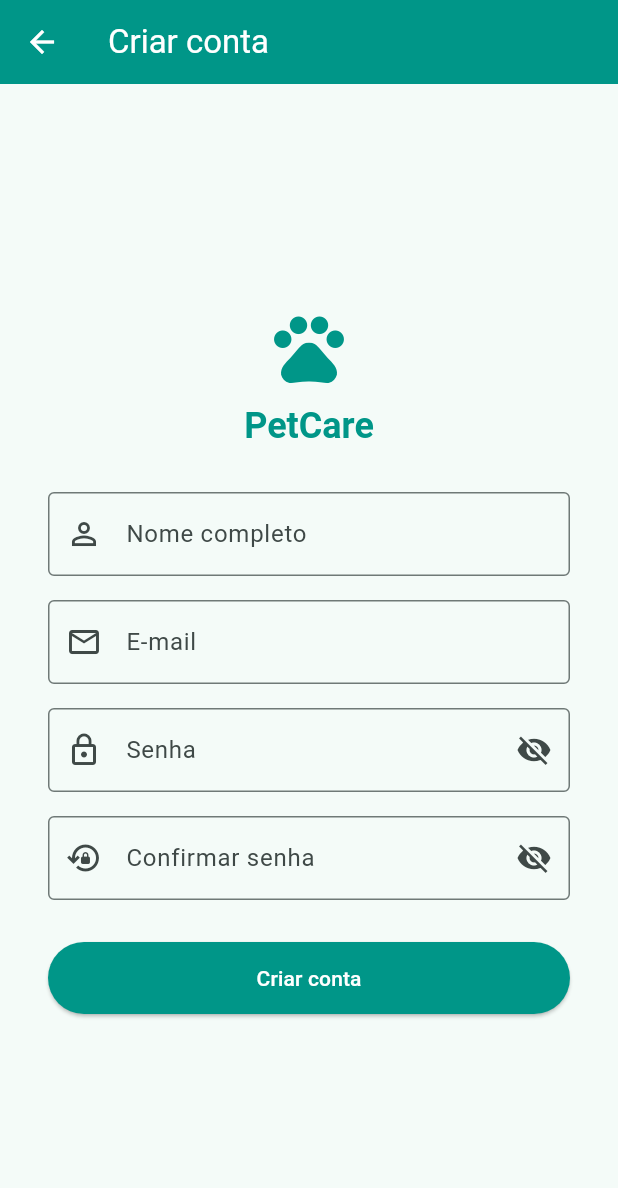
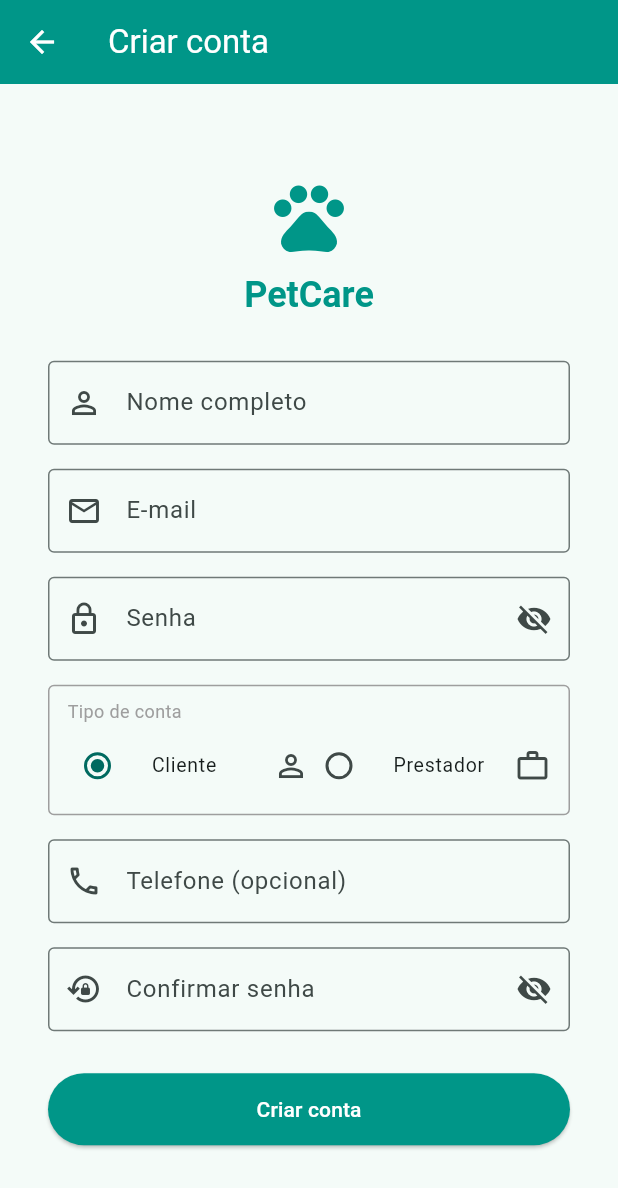
Before and after one commit to GGGRANDO/ADS_GustavoGasparinGrando_PetCare, a Flutter app: the screen it shows after launch, after a tap on "Entrar", after a tap on "Cadastrar-se", on a phone screen of 412 x 824 dp. Shown: the top 1188 px of the screen. Run offline on Flutter 3.47's test engine with Material 3 defaults, Android fonts, the phone set to English and light mode, and no system bars; our stand-ins replace shared_preferences; network calls fail.

Commit message:
Fix: Register ajusted

```diff
--- a/App/lib/main.dart
+++ b/App/lib/main.dart
@@ -9,6 +9,7 @@ import 'screens/home_screen.dart';
 import 'screens/clientes/clientes_screen.dart';
 import 'screens/profissionais/profissionais_screen.dart';
 import 'screens/servicos/servicos_screen.dart';
+import 'screens/profissionais/profissionais_catalogo_screen.dart';
 import 'screens/agendamentos/agendamentos_screen.dart';
 
 void main() {
@@ -42,6 +43,7 @@ class PetCareApp extends StatelessWidget {
         '/profissionais': (_) => const ProfissionaisScreen(),
         '/servicos': (_) => const ServicosScreen(),
         '/agendamentos': (_) => const AgendamentosScreen(),
+        '/profissionais-catalogo': (_) => const ProfissionaisCatalogoScreen(),
       },
       // Redirect to /home if already logged in
       onGenerateRoute: (settings) {
--- a/App/lib/providers/auth_provider.dart
+++ b/App/lib/providers/auth_provider.dart
@@ -12,6 +12,8 @@ class AuthProvider extends ChangeNotifier {
   bool get isLoggedIn => _usuario != null;
   bool get loading => _loading;
   String? get error => _error;
+  String get perfil => (_usuario?['perfil'] as String?) ?? 'atendente';
+  int? get idVinculado => _usuario?['id_vinculado'] as int?;
 
   AuthProvider() {
     _loadFromPrefs();
--- a/App/lib/screens/register_screen.dart
+++ b/App/lib/screens/register_screen.dart
@@ -12,16 +12,21 @@ class _RegisterScreenState extends State<RegisterScreen> {
   final _formKey = GlobalKey<FormState>();
   final _nomeCtrl = TextEditingController();
   final _emailCtrl = TextEditingController();
+  final _telefoneCtrl = TextEditingController();
+  final _especialidadeCtrl = TextEditingController();
   final _senhaCtrl = TextEditingController();
   final _confirmaSenhaCtrl = TextEditingController();
   bool _obscureSenha = true;
   bool _obscureConfirma = true;
   bool _loading = false;
+  String _tipoConta = 'cliente';
 
   @override
   void dispose() {
     _nomeCtrl.dispose();
     _emailCtrl.dispose();
+    _telefoneCtrl.dispose();
+    _especialidadeCtrl.dispose();
     _senhaCtrl.dispose();
     _confirmaSenhaCtrl.dispose();
     super.dispose();
@@ -36,7 +41,14 @@ class _RegisterScreenState extends State<RegisterScreen> {
         _nomeCtrl.text.trim(),
         _emailCtrl.text.trim(),
         _senhaCtrl.text,
-        'atendente',
+        _tipoConta,
+        telefone: _telefoneCtrl.text.trim().isEmpty
+            ? null
+            : _telefoneCtrl.text.trim(),
+        especialidade: _tipoConta == 'profissional' &&
+                _especialidadeCtrl.text.trim().isNotEmpty
+            ? _especialidadeCtrl.text.trim()
+            : null,
       );
       if (!mounted) return;
       ScaffoldMessenger.of(context).showSnackBar(
@@ -135,6 +147,71 @@ class _RegisterScreenState extends State<RegisterScreen> {
                   },
                 ),
                 const SizedBox(height: 16),
+                // ── Tipo de conta ──────────────────────────────────────
+                Container(
+                  decoration: BoxDecoration(
+                    border: Border.all(color: Colors.grey),
+                    borderRadius: BorderRadius.circular(4),
+                  ),
+                  padding:
+                      const EdgeInsets.symmetric(horizontal: 12, vertical: 8),
+                  child: Column(
+                    crossAxisAlignment: CrossAxisAlignment.start,
+                    children: [
+                      const Text('Tipo de conta',
+                          style: TextStyle(fontSize: 12, color: Colors.grey)),
+                      const SizedBox(height: 4),
+                      Row(
+                        children: [
+                          Expanded(
+                            child: RadioListTile<String>(
+                              value: 'cliente',
+                              groupValue: _tipoConta,
+                              onChanged: (v) => setState(() => _tipoConta = v!),
+                              title: const Text('Cliente'),
+                              secondary: const Icon(Icons.person_outline),
+                              contentPadding: EdgeInsets.zero,
+                              dense: true,
+                            ),
+                          ),
+                          Expanded(
+                            child: RadioListTile<String>(
+                              value: 'profissional',
+                              groupValue: _tipoConta,
+                              onChanged: (v) => setState(() => _tipoConta = v!),
+                              title: const Text('Prestador'),
+                              secondary: const Icon(Icons.work_outline),
+                              contentPadding: EdgeInsets.zero,
+                              dense: true,
+                            ),
+                          ),
+                        ],
+                      ),
+                    ],
+                  ),
+                ),
+                const SizedBox(height: 16),
+                TextFormField(
+                  controller: _telefoneCtrl,
+                  decoration: const InputDecoration(
+                    labelText: 'Telefone (opcional)',
+                    prefixIcon: Icon(Icons.phone_outlined),
+                    border: OutlineInputBorder(),
+                  ),
+                  keyboardType: TextInputType.phone,
+                ),
+                if (_tipoConta == 'profissional') ...[
+                  const SizedBox(height: 16),
+                  TextFormField(
+                    controller: _especialidadeCtrl,
+                    decoration: const InputDecoration(
+                      labelText: 'Especialidade (ex: Banho, Tosa)',
+                      prefixIcon: Icon(Icons.star_outline),
+                      border: OutlineInputBorder(),
+                    ),
+                  ),
+                ],
+                const SizedBox(height: 16),
                 TextFormField(
                   controller: _confirmaSenhaCtrl,
                   obscureText: _obscureConfirma,
--- a/App/lib/services/api_service.dart
+++ b/App/lib/services/api_service.dart
@@ -66,8 +66,10 @@ class ApiService {
     String nome,
     String email,
     String senha,
-    String perfil,
-  ) async {
+    String perfil, {
+    String? telefone,
+    String? especialidade,
+  }) async {
     final res = await http.post(
       Uri.parse('$_base/auth/register'),
       headers: {'Content-Type': 'application/json'},
@@ -76,6 +78,8 @@ class ApiService {
         'email': email,
         'senha': senha,
         'perfil': perfil,
+        if (telefone != null) 'telefone': telefone,
+        if (especialidade != null) 'especialidade': especialidade,
       }),
     );
     _checkStatus(res);
```
Also changed, not shown: App/lib/screens/agendamentos/agendamentos_screen.dart (+40 -8 lines), App/lib/screens/home_screen.dart (+52 -9 lines), App/lib/screens/profissionais/profissionais_catalogo_screen.dart (added, +131 -0 lines), 3 other files.
